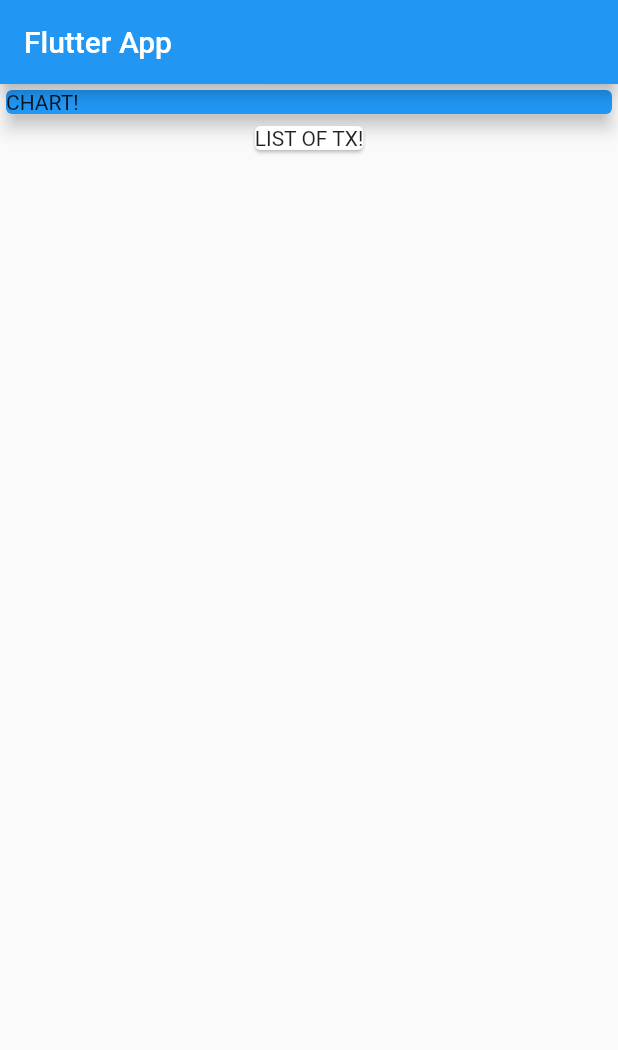
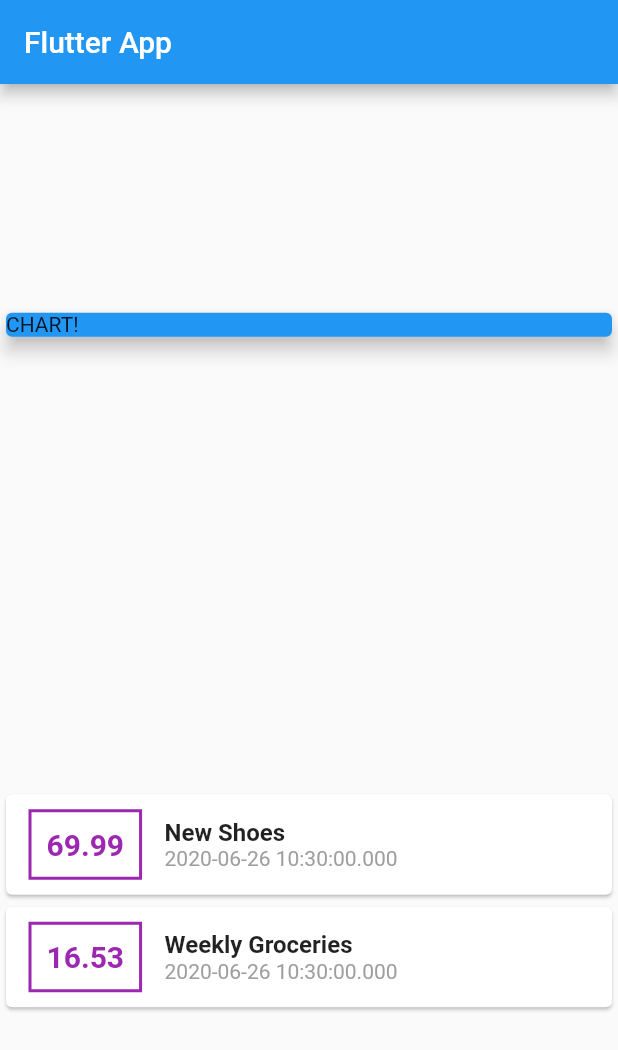
Before and after one commit to CaroMen/Personal-Expenses-App, a Flutter app: the screen it shows after launch, on a phone screen of 412 x 824 dp. Shown: the top 1050 px of the screen. Run offline on Flutter 3.47's test engine with Material 2 defaults, Android fonts, the phone set to English and light mode, and no system bars.

Commit message:
Flutter App

```diff
--- a/lib/main.dart
+++ b/lib/main.dart
@@ -1,3 +1,4 @@
+import './transaction.dart';
 import 'package:flutter/material.dart';
 
 void main() {
@@ -15,6 +16,21 @@ class MyApp extends StatelessWidget {
 }
 
 class MyHomePage extends StatelessWidget {
+  final List<Transaction> transaction = [
+    Transaction(
+      id: 't1',
+      title: 'New Shoes',
+      amount: 69.99,
+      date: DateTime.now(),
+    ),
+    Transaction(
+      id: 't2',
+      title: 'Weekly Groceries',
+      amount: 16.53,
+      date: DateTime.now(),
+    ),
+  ];
+
   @override
   Widget build(BuildContext context) {
     return Scaffold(
@@ -22,6 +38,8 @@ class MyHomePage extends StatelessWidget {
         title: Text('Flutter App'),
       ),
       body: Column(
+        mainAxisAlignment: MainAxisAlignment.spaceAround,
+        crossAxisAlignment: CrossAxisAlignment.stretch,
         children: <Widget>[
           Container(
             width: double.infinity,
@@ -31,8 +49,53 @@ class MyHomePage extends StatelessWidget {
               elevation: 5,
             ),
           ),
-          Card(
-            child: Text('LIST OF TX!'),
+          Column(
+            children: transaction.map((tx) {
+              return Card(
+                child: Row(
+                  children: <Widget>[
+                    Container(
+                      margin: EdgeInsets.symmetric(
+                        vertical: 10,
+                        horizontal: 15,
+                      ),
+                      decoration: BoxDecoration(
+                        border: Border.all(
+                          color: Colors.purple,
+                          width: 2,
+                        ),
+                      ),
+                      padding: EdgeInsets.all(10),
+                      child: Text(
+                        tx.amount.toString(),
+                        style: TextStyle(
+                          fontWeight: FontWeight.bold,
+                          fontSize: 20,
+                          color: Colors.purple,
+                        ),
+                      ),
+                    ),
+                    Column(
+                        crossAxisAlignment: CrossAxisAlignment.start,
+                        children: <Widget>[
+                          Text(
+                            tx.title,
+                            style: TextStyle(
+                              fontSize: 16,
+                              fontWeight: FontWeight.bold,
+                            ),
+                          ),
+                          Text(
+                            tx.date.toString(),
+                            style: TextStyle(
+                              color: Colors.grey,
+                            ),
+                          ),
+                        ])
+                  ],
+                ),
+              );
+            }).toList(),
           ),
         ],
       ),
--- /dev/null
+++ b/lib/transaction.dart
@@ -0,0 +1,15 @@
+import 'package:flutter/foundation.dart';
+
+class Transaction {
+  String id;
+  String title;
+  double amount;
+  DateTime date;
+
+  Transaction({
+    @required this.id,
+    @required this.title,
+    @required this.amount,
+    @required this.date,
+  });
+}
```
